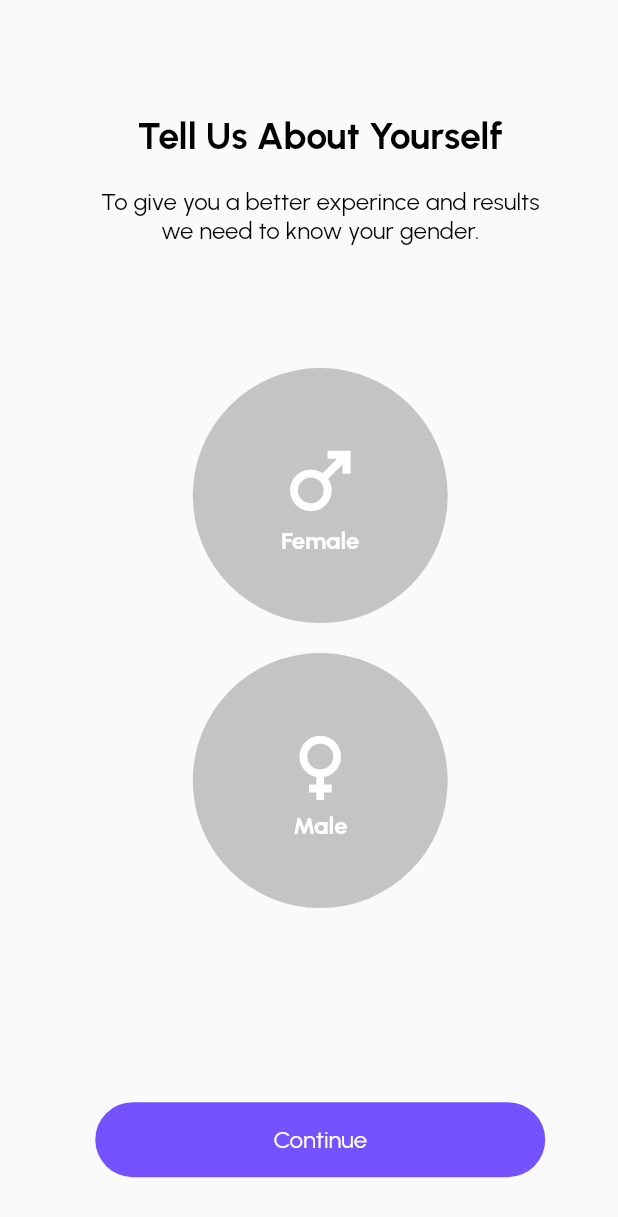
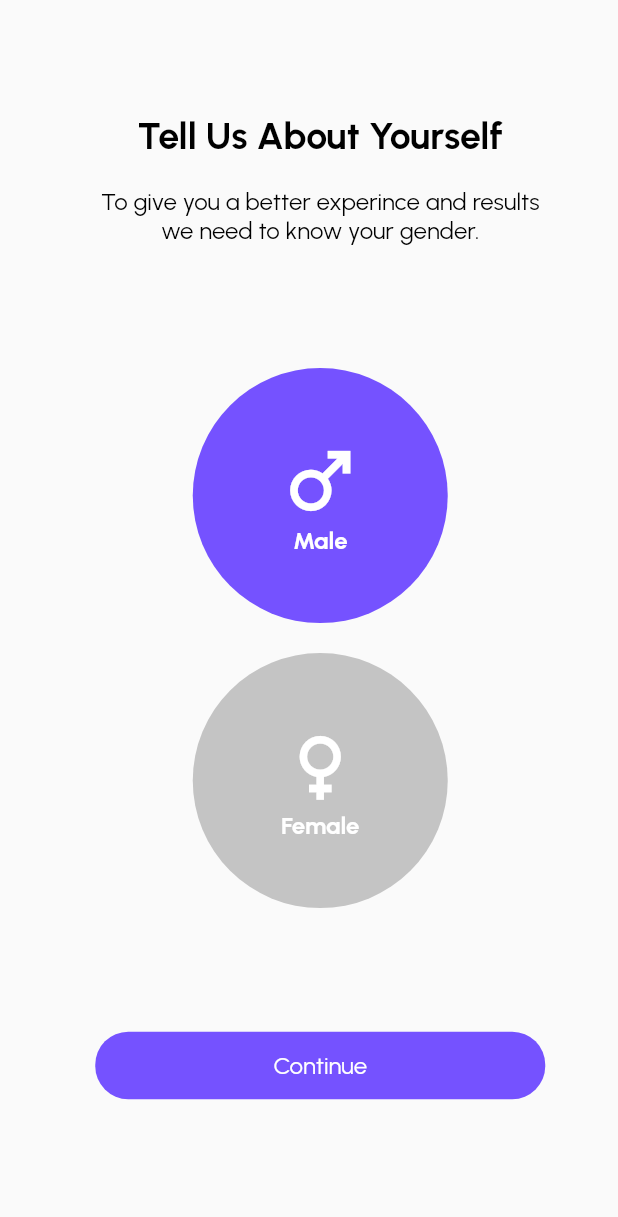
Before and after one commit to Manish5000/Diet4U, a Flutter app: the screen it shows after launch, after a tap on "Male", on a phone screen of 412 x 824 dp. Shown: the top 1217 px of the screen. Run offline on Flutter 3.47's test engine with Material 2 defaults, Android fonts, the light colour scheme and no system bars; our stand-ins replace google_fonts.

Commit message:
gender card

```diff
--- a/lib/Screens/Accountsetup/gender.dart
+++ b/lib/Screens/Accountsetup/gender.dart
@@ -8,16 +8,21 @@ class Genderscreen extends StatefulWidget {
   @override
   State<Genderscreen> createState() => _GenderscreenState();
 }
+enum Gender{
+  male,
+  female,
+}
+class _GenderscreenState extends State<Genderscreen> {
+  final inactivecolor = Color(0xFFC4C4C4);
+  final activecolor = Color(0xFF7552FF);
+   Gender? selectedgender;
+  @override
 
-class _GenderscreenState extends State<Genderscreen> {
-  final greyColor = Color(0xFFC4C4C4);
-  final voiletcolor = Color(0xFF7552FF);
-
-  bool isselected = false;
-  @override
   Widget build(BuildContext context)
    {
+
     return Scaffold(
+
       body: Padding(
 
         padding: const EdgeInsets.fromLTRB(45, 75, 30, 50),
@@ -37,17 +42,17 @@ class _GenderscreenState extends State<Genderscreen> {
             GestureDetector(
               onTap: (() {
                setState(() {
-                 isselected = true;
+                 selectedgender = Gender.male;
                });
               }),
               child: CircleAvatar(
-                backgroundColor: isselected==true? voiletcolor:greyColor,
+                backgroundColor: selectedgender==Gender.male?activecolor :inactivecolor,
                 radius: 85,
                 child: Column(
                   mainAxisAlignment: MainAxisAlignment.center,
                   children: [
                     Icon(Icons.male,size: 60,color: Colors.white,),
-                    Text('Female',style: GoogleFonts.urbanist(fontSize: 16,color: Colors.white,fontWeight: FontWeight.bold),)
+                    Text('Male',style: GoogleFonts.urbanist(fontSize: 16,color: Colors.white,fontWeight: FontWeight.bold),)
                   ],
                 ),
               ),
@@ -55,22 +60,22 @@ class _GenderscreenState extends State<Genderscreen> {
             SizedBox(height: 20,),
             GestureDetector(
               onTap: () {
-                isselected = true;
+                selectedgender = Gender.female;
               },
               child: CircleAvatar(
-                backgroundColor: isselected==true?voiletcolor:greyColor,
+                backgroundColor: selectedgender==Gender.female?activecolor :inactivecolor,
                 radius: 85,
                 child: Column(
                   mainAxisAlignment: MainAxisAlignment.center,
                   children: [
                     Icon(Icons.female,size: 60,color: Colors.white,),
-                    Text('Male',style: GoogleFonts.urbanist(fontSize: 16,color: Colors.white,fontWeight: FontWeight.bold),),
+                    Text('Female',style: GoogleFonts.urbanist(fontSize: 16,color: Colors.white,fontWeight: FontWeight.bold),),
 
                   ],
                 ),
               ),
             ),
-            SizedBox(height: MediaQuery.of(context).size.height*0.157,),
+            SizedBox(height: MediaQuery.of(context).size.height*0.1,),
             Button1(name: 'Continue', color1: Color(0xFF7552FF), func: (){}),
           ],
         ),
--- a/lib/Widgets/button1.dart
+++ b/lib/Widgets/button1.dart
@@ -14,19 +14,19 @@ class _Button1State extends State<Button1> {
 
   @override
   Widget build(BuildContext context) {
-    return GestureDetector(
-      onTap: widget.func,
-      child: Container(
+    return Container(
       alignment: Alignment.center,
-        height: 50,
+      height: 45,
       width: 300,
       padding: EdgeInsets.all(10),
       decoration: BoxDecoration(
         color: widget.color1!,
-          borderRadius: BorderRadius.circular(25),
+        borderRadius: BorderRadius.circular(22),
         ),
-        child: Text(widget.name!,style: GoogleFonts.urbanist(fontSize: 16,color: Colors.white,))),
-    );
+      child: InkWell(
+        child: Text(widget.name!,style: GoogleFonts.urbanist(fontSize: 16,color: Colors.white,)),
+        onTap: widget.func ,
+        ));
 
   }
 }
```
Lines whose indentation alone changed are shown as unchanged.
